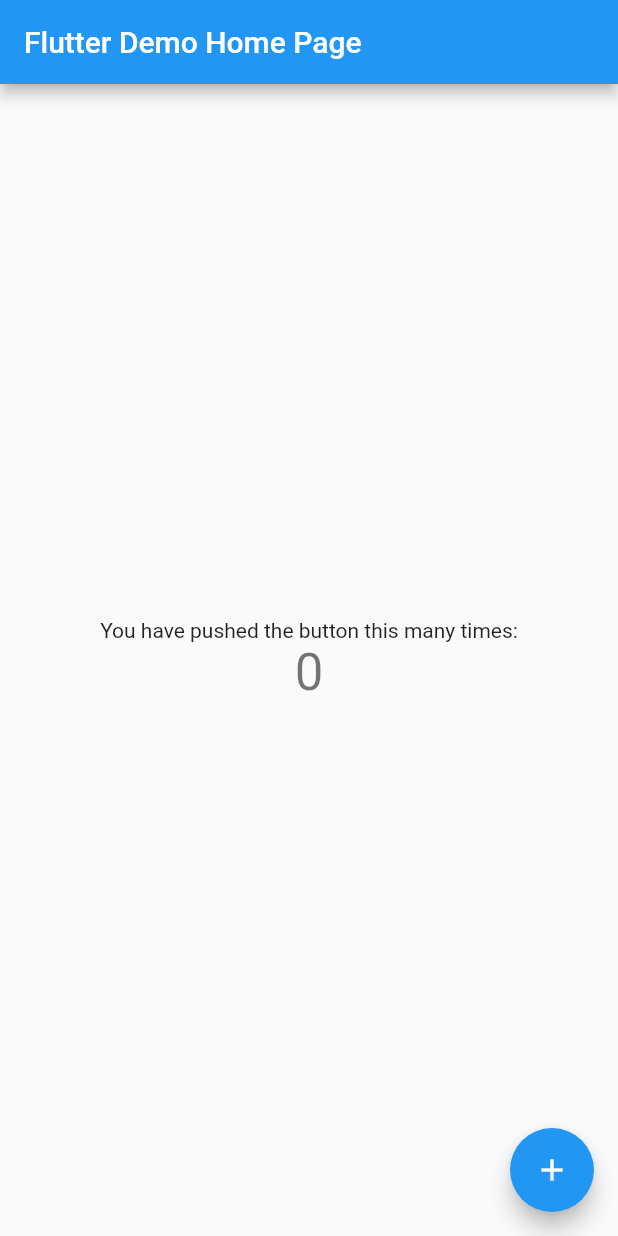
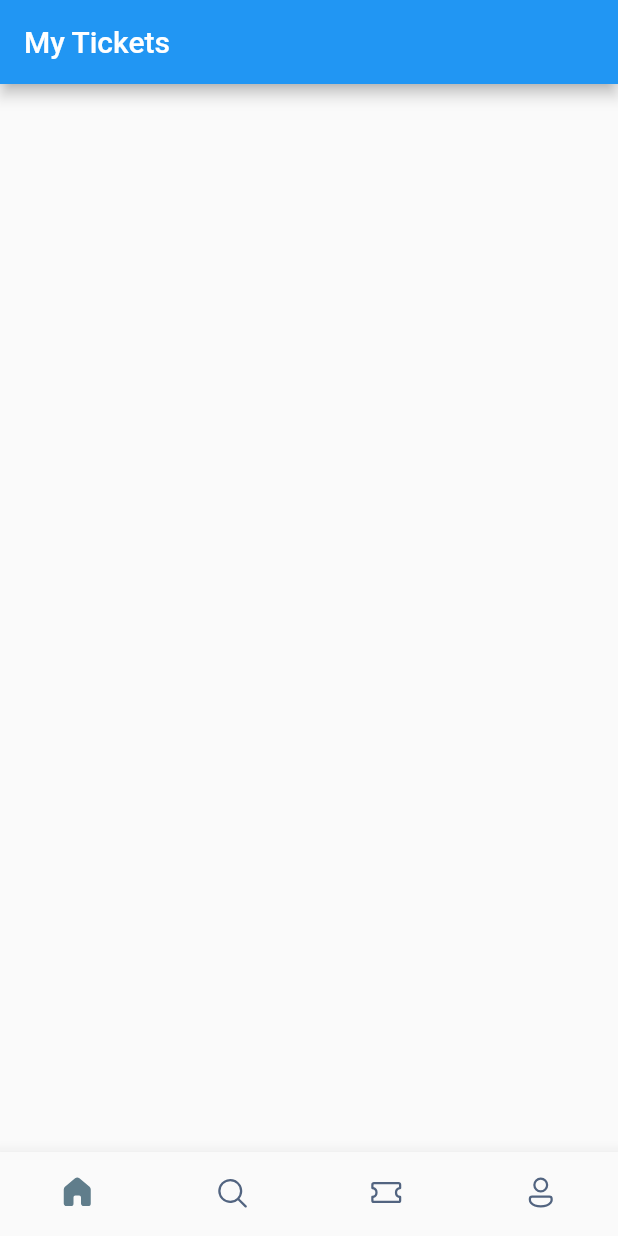
Before and after one commit to JAM5BOCsAdi/booking, a Flutter app: the screen it shows after launch, on a phone screen of 412 x 824 dp. Run offline on Flutter 3.47's test engine with Material 2 defaults, Android fonts, the phone set to English and light mode, and no system bars; our stand-ins replace fluentui_icons.

Commit message:
Created "bottom_bar.dart" with "fluentui_icons" package

```diff
--- a/lib/main.dart
+++ b/lib/main.dart
@@ -1,3 +1,4 @@
+import 'package:booking/screens/bottom_bar.dart';
 import 'package:flutter/material.dart';
 
 void main() {
@@ -13,103 +14,9 @@ class MyApp extends StatelessWidget {
     return MaterialApp(
       title: 'Flutter Demo',
       theme: ThemeData(
-        // This is the theme of your application.
-        //
-        // Try running your application with "flutter run". You'll see the
-        // application has a blue toolbar. Then, without quitting the app, try
-        // changing the primarySwatch below to Colors.green and then invoke
-        // "hot reload" (press "r" in the console where you ran "flutter run",
-        // or simply save your changes to "hot reload" in a Flutter IDE).
-        // Notice that the counter didn't reset back to zero; the application
-        // is not restarted.
         primarySwatch: Colors.blue,
       ),
-      home: const MyHomePage(title: 'Flutter Demo Home Page'),
+      home: const BottomBar(),
     );
   }
 }
-
-class MyHomePage extends StatefulWidget {
-  const MyHomePage({Key? key, required this.title}) : super(key: key);
-
-  // This widget is the home page of your application. It is stateful, meaning
-  // that it has a State object (defined below) that contains fields that affect
-  // how it looks.
-
-  // This class is the configuration for the state. It holds the values (in this
-  // case the title) provided by the parent (in this case the App widget) and
-  // used by the build method of the State. Fields in a Widget subclass are
-  // always marked "final".
-
-  final String title;
-
-  @override
-  State<MyHomePage> createState() => _MyHomePageState();
-}
-
-class _MyHomePageState extends State<MyHomePage> {
-  int _counter = 0;
-
-  void _incrementCounter() {
-    setState(() {
-      // This call to setState tells the Flutter framework that something has
-      // changed in this State, which causes it to rerun the build method below
-      // so that the display can reflect the updated values. If we changed
-      // _counter without calling setState(), then the build method would not be
-      // called again, and so nothing would appear to happen.
-      _counter++;
-    });
-  }
-
-  @override
-  Widget build(BuildContext context) {
-    // This method is rerun every time setState is called, for instance as done
-    // by the _incrementCounter method above.
-    //
-    // The Flutter framework has been optimized to make rerunning build methods
-    // fast, so that you can just rebuild anything that needs updating rather
-    // than having to individually change instances of widgets.
-    return Scaffold(
-      appBar: AppBar(
-        // Here we take the value from the MyHomePage object that was created by
-        // the App.build method, and use it to set our appbar title.
-        title: Text(widget.title),
-      ),
-      body: Center(
-        // Center is a layout widget. It takes a single child and positions it
-        // in the middle of the parent.
-        child: Column(
-          // Column is also a layout widget. It takes a list of children and
-          // arranges them vertically. By default, it sizes itself to fit its
-          // children horizontally, and tries to be as tall as its parent.
-          //
-          // Invoke "debug painting" (press "p" in the console, choose the
-          // "Toggle Debug Paint" action from the Flutter Inspector in Android
-          // Studio, or the "Toggle Debug Paint" command in Visual Studio Code)
-          // to see the wireframe for each widget.
-          //
-          // Column has various properties to control how it sizes itself and
-          // how it positions its children. Here we use mainAxisAlignment to
-          // center the children vertically; the main axis here is the vertical
-          // axis because Columns are vertical (the cross axis would be
-          // horizontal).
-          mainAxisAlignment: MainAxisAlignment.center,
-          children: <Widget>[
-            const Text(
-              'You have pushed the button this many times:',
-            ),
-            Text(
-              '$_counter',
-              style: Theme.of(context).textTheme.headline4,
-            ),
-          ],
-        ),
-      ),
-      floatingActionButton: FloatingActionButton(
-        onPressed: _incrementCounter,
-        tooltip: 'Increment',
-        child: const Icon(Icons.add),
-      ), // This trailing comma makes auto-formatting nicer for build methods.
-    );
-  }
-}
--- /dev/null
+++ b/lib/screens/bottom_bar.dart
@@ -0,0 +1,71 @@
+import 'package:booking/screens/home_screen.dart';
+import 'package:fluentui_icons/fluentui_icons.dart';
+import 'package:flutter/material.dart';
+
+class BottomBar extends StatefulWidget {
+  const BottomBar({Key? key}) : super(key: key);
+
+  @override
+  State<BottomBar> createState() => _BottomBarState();
+}
+
+class _BottomBarState extends State<BottomBar> {
+  int _selectedIndex = 0;
+  static final List<Widget> _widgetOptions = <Widget>[
+    HomeScreen(),
+    const Text("Home"),
+    const Text("Search"),
+    const Text("Tickets"),
+    const Text("Profile"),
+  ];
+
+  void _onItemTapped(int index) {
+    setState(() {
+      _selectedIndex = index;
+    });
+  }
+
+  @override
+  Widget build(BuildContext context) {
+    return Scaffold(
+      appBar: AppBar(
+        title: const Text("My Tickets"),
+      ),
+      body: Center(
+        child: _widgetOptions[_selectedIndex],
+      ),
+      bottomNavigationBar: BottomNavigationBar(
+        currentIndex: _selectedIndex,
+        onTap: _onItemTapped,
+        elevation: 10.0,
+        showSelectedLabels: false,
+        showUnselectedLabels: false,
+        selectedItemColor: Colors.blueGrey,
+        unselectedItemColor: const Color(0xFF526480),
+        type: BottomNavigationBarType.fixed,
+        items: const [
+          BottomNavigationBarItem(
+            icon: Icon(FluentSystemIcons.ic_fluent_home_regular),
+            activeIcon: Icon(FluentSystemIcons.ic_fluent_home_filled),
+            label: "Home",
+          ),
+          BottomNavigationBarItem(
+            icon: Icon(FluentSystemIcons.ic_fluent_search_regular),
+            activeIcon: Icon(FluentSystemIcons.ic_fluent_search_filled),
+            label: "Search",
+          ),
+          BottomNavigationBarItem(
+            icon: Icon(FluentSystemIcons.ic_fluent_ticket_regular),
+            activeIcon: Icon(FluentSystemIcons.ic_fluent_ticket_filled),
+            label: "Ticket",
+          ),
+          BottomNavigationBarItem(
+            icon: Icon(FluentSystemIcons.ic_fluent_person_regular),
+            activeIcon: Icon(FluentSystemIcons.ic_fluent_person_filled),
+            label: "Profile",
+          ),
+        ],
+      ),
+    );
+  }
+}
--- /dev/null
+++ b/lib/screens/home_screen.dart
@@ -0,0 +1,10 @@
+import 'package:flutter/material.dart';
+
+class HomeScreen extends StatelessWidget {
+  const HomeScreen({Key? key}) : super(key: key);
+
+  @override
+  Widget build(BuildContext context) {
+    return Container();
+  }
+}
--- a/pubspec.yaml
+++ b/pubspec.yaml
@@ -34,6 +34,7 @@ dependencies:
   # The following adds the Cupertino Icons font to your application.
   # Use with the CupertinoIcons class for iOS style icons.
   cupertino_icons: ^1.0.2
+  fluentui_icons: ^1.0.0
 
 dev_dependencies:
   flutter_test:
```
Also changed, not shown: pubspec.lock.
